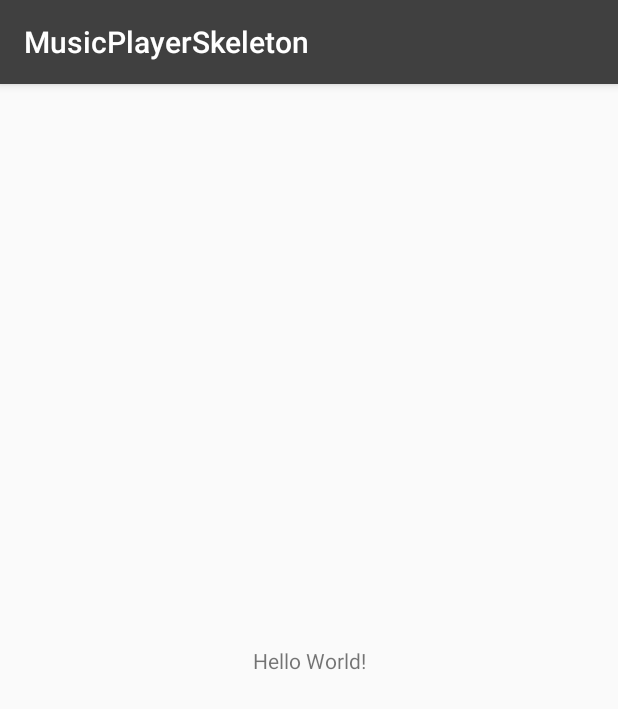
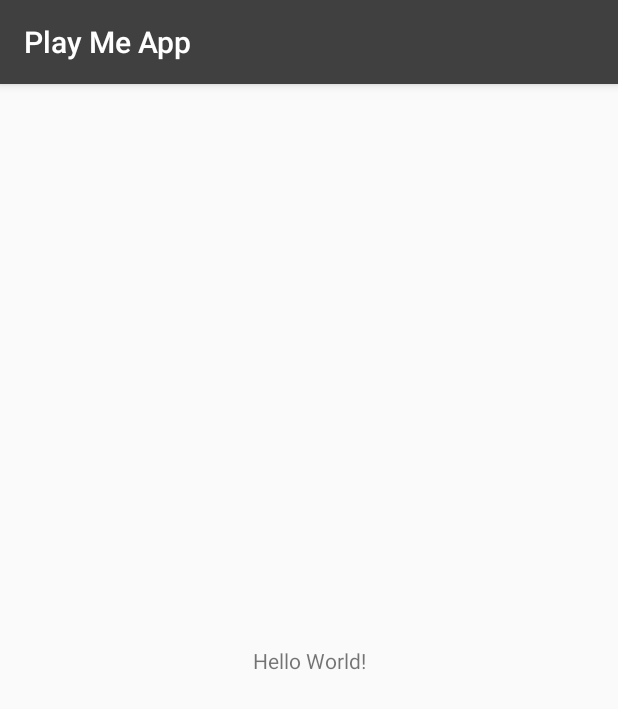
Before and after one commit to ikonvb/playMe, an Android app: the MainActivity screen opened directly, with no data from a screen before it, on a phone screen of 412 x 824 dp. Shown: the top 709 px of the screen. Run offline under Robolectric (Android 15) with nearby library versions, the phone set to English and light mode, and no system bars.

```diff
--- a/app/src/main/AndroidManifest.xml
+++ b/app/src/main/AndroidManifest.xml
@@ -9,14 +9,14 @@
         android:roundIcon="@mipmap/ic_launcher_round"
         android:supportsRtl="true"
         android:theme="@style/AppTheme">
-        <activity android:name=".MusicPlayerActivity">
+        <activity android:name=".activities.MusicPlayerActivity">
             <intent-filter>
                 <action android:name="android.intent.action.MAIN" />
 
                 <category android:name="android.intent.category.LAUNCHER" />
             </intent-filter>
         </activity>
-        <activity android:name=".MainActivity">
+        <activity android:name=".activities.MainActivity">
         </activity>
     </application>
 
--- /dev/null
+++ b/app/src/main/java/com/bulyginkonstantin/playme/data/Music.kt
@@ -0,0 +1,3 @@
+package com.bulyginkonstantin.playme.data
+
+data class Music(var artistName: String, var songName: String, var songUri: String)
--- a/app/src/main/res/layout/activity_main.xml
+++ b/app/src/main/res/layout/activity_main.xml
@@ -5,7 +5,7 @@
         xmlns:app="http://schemas.android.com/apk/res-auto"
         android:layout_width="match_parent"
         android:layout_height="match_parent"
-        tools:context=".MainActivity">
+        tools:context=".activities.MainActivity">
 
     <TextView
             android:layout_width="wrap_content"
--- a/app/src/main/res/layout/activity_music_player.xml
+++ b/app/src/main/res/layout/activity_music_player.xml
@@ -5,7 +5,7 @@
     android:layout_width="match_parent"
     android:layout_height="match_parent"
     android:background="#595959"
-    tools:context=".MusicPlayerActivity">
+    tools:context=".activities.MusicPlayerActivity">
 
     <androidx.recyclerview.widget.RecyclerView
         android:id="@+id/recyclerView"
--- a/app/src/main/res/values/strings.xml
+++ b/app/src/main/res/values/strings.xml
@@ -1,5 +1,5 @@
 <resources>
-    <string name="app_name">MusicPlayerSkeleton</string>
+    <string name="app_name">Play Me App</string>
 
     <string name="past_string">00:00</string>
     <string name="remain_string">3:32</string>
```
Also changed, not shown: app/src/main/java/com/bulyginkonstantin/playme/MainActivity.kt (deleted, +0 -12 lines), app/src/main/java/com/bulyginkonstantin/playme/activities/MainActivity.kt (renamed from app/src/main/java/com/bulyginkonstantin/playme/MusicPlayerActivity.kt, +4 -3 lines), app/src/main/java/com/bulyginkonstantin/playme/activities/MusicPlayerActivity.kt (added, +13 -0 lines), app/src/main/java/com/bulyginkonstantin/playme/adapters/MusicAdapter.kt (added, +49 -0 lines).
